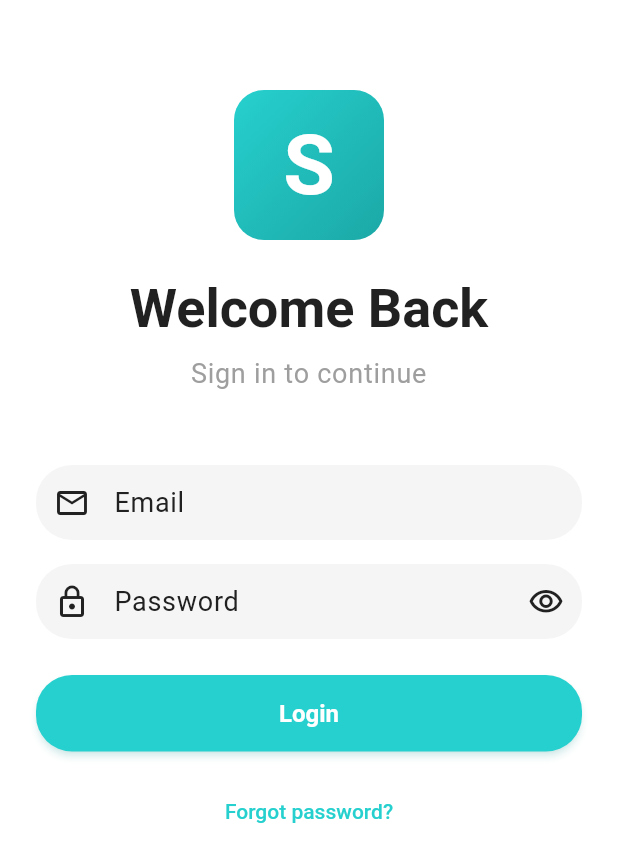
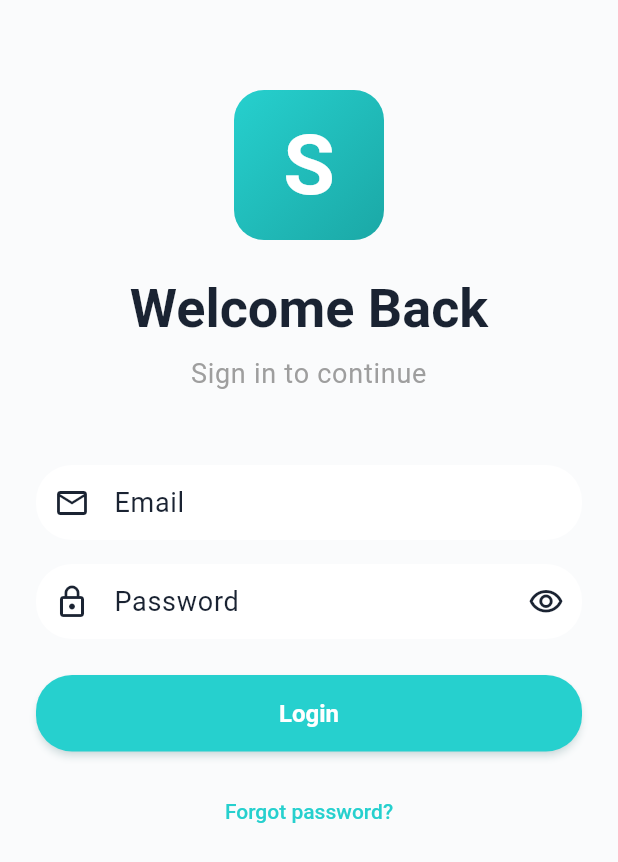
Before and after one commit to Hek846/aerospec, a Flutter app: the screen it shows after launch, on a phone screen of 412 x 824 dp. Shown: the top 862 px of the screen. Run offline on Flutter 3.47's test engine with Material 3 defaults, Android fonts, the phone set to English and light mode, and no system bars; our stand-ins replace dio, fl_chart, flutter_blue_plus, flutter_dotenv, flutter_riverpod, flutter_secure_storage and 2 more; generated files the repository leaves out were written again; project files that could hold a hidden picture were left out.

Commit message:
Design system: Flutter tokens reconciled to unified teal spec
New app_tokens.dart mirrors theme.css names (source of truth);
app_theme.dart consumes it with public API preserved. Split primary
(#0F7B7F light / #26D0CE dark), AQI -soft variants, radius scale.
flutter analyze not run here (SDK absent) - verify in Phase C.

Co-Authored-By: Claude Fable 5 <noreply@anthropic.com>

```diff
--- a/apps/mobile/lib/core/theme/app_theme.dart
+++ b/apps/mobile/lib/core/theme/app_theme.dart
@@ -1,25 +1,42 @@
 import 'package:flutter/material.dart';
 import 'package:flutter_riverpod/flutter_riverpod.dart';
+
+import 'app_tokens.dart';
 
 /// Theme mode provider
 final themeModeProvider = StateProvider<ThemeMode>((ref) => ThemeMode.system);
 
-/// App theme configuration based on Design System
+/// App theme configuration based on the unified AeroSpec design system.
 class AppTheme {
-  // Primary brand colors
-  static const Color primaryTeal = Color(0xFF26D0CE);
-  static const Color tealDark = Color(0xFF1BA8A6);
-  static const Color tealLight = Color(0xFF4DD9D7);
+  // --------------------------------------------------------------------------
+  // Legacy brand aliases — kept for backwards compatibility with consumers.
+  // New code should prefer AppTokens directly.
+  // --------------------------------------------------------------------------
+  static const Color primaryTeal = AppTokens.colorPrimaryBright;
+  static const Color tealDark = AppTokens.colorPrimaryDark;
+  static const Color tealLight = AppTokens.colorPrimaryLight;
 
-  // AQI Colors (EPA Standard)
-  static const Color aqiGood = Color(0xFF00E400);
-  static const Color aqiModerate = Color(0xFFFFFF00);
-  static const Color aqiUnhealthySensitive = Color(0xFFFF7E00);
-  static const Color aqiUnhealthy = Color(0xFFFF0000);
-  static const Color aqiVeryUnhealthy = Color(0xFF8F3F97);
-  static const Color aqiHazardous = Color(0xFF7E0023);
+  // --------------------------------------------------------------------------
+  // EPA AQI colors
+  // --------------------------------------------------------------------------
+  static const Color aqiGood = AppTokens.colorAqiGood;
+  static const Color aqiModerate = AppTokens.colorAqiModerate;
+  static const Color aqiUnhealthySensitive = AppTokens.colorAqiSensitive;
+  static const Color aqiUnhealthy = AppTokens.colorAqiUnhealthy;
+  static const Color aqiVeryUnhealthy = AppTokens.colorAqiVeryUnhealthy;
+  static const Color aqiHazardous = AppTokens.colorAqiHazardous;
 
+  /// Translucent AQI band variants for hexagon fills and chip backgrounds.
+  static const Color aqiGoodSoft = AppTokens.colorAqiGoodSoft;
+  static const Color aqiModerateSoft = AppTokens.colorAqiModerateSoft;
+  static const Color aqiUnhealthySensitiveSoft = AppTokens.colorAqiSensitiveSoft;
+  static const Color aqiUnhealthySoft = AppTokens.colorAqiUnhealthySoft;
+  static const Color aqiVeryUnhealthySoft = AppTokens.colorAqiVeryUnhealthySoft;
+  static const Color aqiHazardousSoft = AppTokens.colorAqiHazardousSoft;
+
+  // --------------------------------------------------------------------------
   // Metric-specific colors
+  // --------------------------------------------------------------------------
   static const Color metricPM25 = Color(0xFFFF7E00);
   static const Color metricPM10 = Color(0xFF8F3F97);
   static const Color metricCO2 = Color(0xFFFF0000);
@@ -28,38 +45,42 @@ class AppTheme {
   static const Color metricVOC = Color(0xFFFFFF00);
   static const Color metricNoise = Color(0xFF1BA8A6);
 
+  // --------------------------------------------------------------------------
   // Status colors
+  // --------------------------------------------------------------------------
   static const Color statusOnline = Color(0xFF00E400);
   static const Color statusWarning = Color(0xFFFFFF00);
   static const Color statusError = Color(0xFFFF0000);
-  static const Color statusInfo = Color(0xFF26D0CE);
+  static const Color statusInfo = AppTokens.colorPrimaryBright;
 
+  // --------------------------------------------------------------------------
   // Light theme
+  // --------------------------------------------------------------------------
   static ThemeData get lightTheme {
     return ThemeData(
       useMaterial3: true,
       brightness: Brightness.light,
-      primaryColor: primaryTeal,
-      scaffoldBackgroundColor: Colors.white,
+      primaryColor: AppTokens.colorPrimary,
+      scaffoldBackgroundColor: AppTokens.colorBackground,
       colorScheme: const ColorScheme.light(
-        primary: primaryTeal,
-        onPrimary: Colors.white,
-        secondary: tealDark,
-        onSecondary: Colors.white,
-        error: statusError,
-        onError: Colors.white,
-        surface: Color(0xFFF5F5F5),
-        onSurface: Color(0xFF212121),
+        primary: AppTokens.colorPrimary,
+        onPrimary: AppTokens.colorTextInverse,
+        secondary: AppTokens.colorPrimaryLight,
+        onSecondary: AppTokens.colorTextInverse,
+        error: AppTokens.colorError,
+        onError: AppTokens.colorTextInverse,
+        surface: AppTokens.colorSurface,
+        onSurface: AppTokens.colorTextPrimary,
       ),
 
       // Card theme
       cardTheme: CardTheme(
-        color: const Color(0xFFF5F5F5),
+        color: AppTokens.colorSurface,
         elevation: 0,
         shape: RoundedRectangleBorder(
-          borderRadius: BorderRadius.circular(16),
+          borderRadius: BorderRadius.circular(AppTokens.radiusCard),
         ),
-        shadowColor: Colors.black.withOpacity(0.08),
+        shadowColor: Colors.black.withOpacity(AppTokens.shadowOpacityLight),
       ),
 
       // App bar theme
@@ -67,7 +88,7 @@ class AppTheme {
         elevation: 0,
         centerTitle: false,
         backgroundColor: Colors.transparent,
-        foregroundColor: Colors.white,
+        foregroundColor: AppTokens.colorTextInverse,
       ),
 
       // Text theme
@@ -77,82 +98,82 @@ class AppTheme {
           fontSize: 48,
           fontWeight: FontWeight.w700,
           height: 56 / 48,
-          color: Color(0xFF212121),
+          color: AppTokens.colorTextPrimary,
         ),
         // Display - Main headings
         displayMedium: TextStyle(
           fontSize: 36,
           fontWeight: FontWeight.w700,
           height: 44 / 36,
-          color: Color(0xFF212121),
+          color: AppTokens.colorTextPrimary,
         ),
         // Headline 1 - Screen titles
         headlineLarge: TextStyle(
           fontSize: 28,
           fontWeight: FontWeight.w600,
           height: 36 / 28,
-          color: Color(0xFF212121),
+          color: AppTokens.colorTextPrimary,
         ),
         // Headline 2 - Section headers
         headlineMedium: TextStyle(
           fontSize: 24,
           fontWeight: FontWeight.w600,
           height: 32 / 24,
-          color: Color(0xFF212121),
+          color: AppTokens.colorTextPrimary,
         ),
         // Headline 3 - Card titles
         headlineSmall: TextStyle(
           fontSize: 20,
           fontWeight: FontWeight.w600,
           height: 28 / 20,
-          color: Color(0xFF212121),
+          color: AppTokens.colorTextPrimary,
         ),
         // Body Large - Primary content
         bodyLarge: TextStyle(
           fontSize: 18,
           fontWeight: FontWeight.w400,
           height: 26 / 18,
-          color: Color(0xFF212121),
+          color: AppTokens.colorTextPrimary,
         ),
         // Body - Default text
         bodyMedium: TextStyle(
           fontSize: 16,
           fontWeight: FontWeight.w400,
           height: 24 / 16,
-          color: Color(0xFF212121),
+          color: AppTokens.colorTextPrimary,
         ),
         // Body Small - Secondary text
         bodySmall: TextStyle(
           fontSize: 14,
           fontWeight: FontWeight.w400,
           height: 20 / 14,
-          color: Color(0xFF757575),
+          color: AppTokens.colorTextSecondary,
         ),
         // Caption - Labels, timestamps
         labelSmall: TextStyle(
           fontSize: 12,
           fontWeight: FontWeight.w400,
           height: 16 / 12,
-          color: Color(0xFF757575),
+          color: AppTokens.colorTextSecondary,
         ),
         // Label - Button text, tabs
         labelMedium: TextStyle(
           fontSize: 14,
           fontWeight: FontWeight.w500,
           height: 20 / 14,
-          color: Color(0xFF212121),
+          color: AppTokens.colorTextPrimary,
         ),
       ),
 
       // Button theme
       elevatedButtonTheme: ElevatedButtonThemeData(
         style: ElevatedButton.styleFrom(
-          backgroundColor: primaryTeal,
-          foregroundColor: Colors.white,
+          backgroundColor: AppTokens.colorPrimary,
+          foregroundColor: AppTokens.colorTextInverse,
           elevation: 2,
-          shadowColor: primaryTeal.withOpacity(0.3),
+          shadowColor: AppTokens.colorPrimary.withOpacity(0.3),
           shape: RoundedRectangleBorder(
-            borderRadius: BorderRadius.circular(24),
+            borderRadius: BorderRadius.circular(AppTokens.radiusHero),
           ),
           padding: const EdgeInsets.symmetric(horizontal: 24, vertical: 12),
           minimumSize: const Size(0, 48),
@@ -165,10 +186,10 @@ class AppTheme {
 
       outlinedButtonTheme: OutlinedButtonThemeData(
         style: OutlinedButton.styleFrom(
-          foregroundColor: primaryTeal,
-          side: const BorderSide(color: primaryTeal),
+          foregroundColor: AppTokens.colorPrimary,
+          side: const BorderSide(color: AppTokens.colorPrimary),
           shape: RoundedRectangleBorder(
-            borderRadius: BorderRadius.circular(24),
+            borderRadius: BorderRadius.circular(AppTokens.radiusHero),
           ),
           padding: const EdgeInsets.symmetric(horizontal: 24, vertical: 12),
           minimumSize: const Size(0, 48),
@@ -181,7 +202,7 @@ class AppTheme {
 
       textButtonTheme: TextButtonThemeData(
         style: TextButton.styleFrom(
-          foregroundColor: primaryTeal,
+          foregroundColor: AppTokens.colorPrimary,
           padding: const EdgeInsets.symmetric(horizontal: 16, vertical: 8),
           textStyle: const TextStyle(
             fontSize: 14,
@@ -193,34 +214,34 @@ class AppTheme {
       // Input decoration theme
       inputDecorationTheme: InputDecorationTheme(
         filled: true,
-        fillColor: const Color(0xFFF5F5F5),
+        fillColor: AppTokens.colorSurface,
         border: OutlineInputBorder(
-          borderRadius: BorderRadius.circular(24),
+          borderRadius: BorderRadius.circular(AppTokens.radiusHero),
           borderSide: BorderSide.none,
         ),
         enabledBorder: OutlineInputBorder(
-          borderRadius: BorderRadius.circular(24),
+          borderRadius: BorderRadius.circular(AppTokens.radiusHero),
           borderSide: BorderSide.none,
         ),
         focusedBorder: OutlineInputBorder(
-          borderRadius: BorderRadius.circular(24),
-          borderSide: const BorderSide(color: primaryTeal, width: 2),
+          borderRadius: BorderRadius.circular(AppTokens.radiusHero),
+          borderSide: const BorderSide(color: AppTokens.colorPrimary, width: 2),
         ),
         contentPadding: const EdgeInsets.symmetric(horizontal: 16, vertical: 12),
       ),
 
       // Divider theme
       dividerTheme: const DividerThemeData(
-        color: Color(0xFFE0E0E0),
+        color: AppTokens.colorBorderLight,
         thickness: 1,
         space: 1,
       ),
 
       // Bottom navigation bar theme
       bottomNavigationBarTheme: const BottomNavigationBarThemeData(
-        backgroundColor: Color(0xFFF5F5F5),
-        selectedItemColor: primaryTeal,
-        unselectedItemColor: Color(0xFF757575),
+        backgroundColor: AppTokens.colorSurface,
+        selectedItemColor: AppTokens.colorPrimary,
+        unselectedItemColor: AppTokens.colorTextSecondary,
         selectedLabelStyle: TextStyle(
           fontSize: 14,
           fontWeight: FontWeight.w600,
@@ -235,32 +256,34 @@ class AppTheme {
     );
   }
 
+  // --------------------------------------------------------------------------
   // Dark theme
+  // --------------------------------------------------------------------------
   static ThemeData get darkTheme {
     return ThemeData(
       useMaterial3: true,
       brightness: Brightness.dark,
-      primaryColor: primaryTeal,
-      scaffoldBackgroundColor: const Color(0xFF121212),
+      primaryColor: AppTokens.colorPrimaryBright,
+      scaffoldBackgroundColor: AppTokens.colorBackgroundDark,
       colorScheme: const ColorScheme.dark(
-        primary: primaryTeal,
-        onPrimary: Colors.white,
-        secondary: tealDark,
-        onSecondary: Colors.white,
-        error: statusError,
-        onError: Colors.white,
-        surface: Color(0xFF1E1E1E),
-        onSurface: Colors.white,
+        primary: AppTokens.colorPrimaryBright,
+        onPrimary: AppTokens.colorTextInverseDark,
+        secondary: AppTokens.colorPrimaryLight,
+        onSecondary: AppTokens.colorTextInverseDark,
+        error: AppTokens.colorError,
+        onError: AppTokens.colorTextInverseDark,
+        surface: AppTokens.colorSurfaceDark,
+        onSurface: AppTokens.colorTextPrimaryDark,
       ),
 
       // Card theme
       cardTheme: CardTheme(
-        color: const Color(0xFF1E1E1E),
+        color: AppTokens.colorSurfaceDark,
         elevation: 0,
         shape: RoundedRectangleBorder(
-          borderRadius: BorderRadius.circular(16),
+          borderRadius: BorderRadius.circular(AppTokens.radiusCard),
         ),
-        shadowColor: Colors.black.withOpacity(0.2),
+        shadowColor: Colors.black.withOpacity(AppTokens.shadowOpacityDark),
       ),
 
       // App bar theme
@@ -268,7 +291,7 @@ class AppTheme {
         elevation: 0,
         centerTitle: false,
         backgroundColor: Colors.transparent,
-        foregroundColor: Colors.white,
+        foregroundColor: AppTokens.colorTextPrimaryDark,
       ),
 
       // Text theme
@@ -278,82 +301,82 @@ class AppTheme {
           fontSize: 48,
           fontWeight: FontWeight.w700,
           height: 56 / 48,
-          color: Colors.white,
+          color: AppTokens.colorTextPrimaryDark,
         ),
         // Display - Main headings
         displayMedium: TextStyle(
           fontSize: 36,
           fontWeight: FontWeight.w700,
           height: 44 / 36,
-          color: Colors.white,
+          color: AppTokens.colorTextPrimaryDark,
         ),
         // Headline 1 - Screen titles
         headlineLarge: TextStyle(
           fontSize: 28,
           fontWeight: FontWeight.w600,
           height: 36 / 28,
-          color: Colors.white,
+          color: AppTokens.colorTextPrimaryDark,
         ),
         // Headline 2 - Section headers
         headlineMedium: TextStyle(
           fontSize: 24,
           fontWeight: FontWeight.w600,
           height: 32 / 24,
-          color: Colors.white,
+          color: AppTokens.colorTextPrimaryDark,
         ),
         // Headline 3 - Card titles
         headlineSmall: TextStyle(
           fontSize: 20,
           fontWeight: FontWeight.w600,
           height: 28 / 20,
-          color: Colors.white,
+          color: AppTokens.colorTextPrimaryDark,
         ),
         // Body Large - Primary content
         bodyLarge: TextStyle(
           fontSize: 18,
           fontWeight: FontWeight.w400,
           height: 26 / 18,
-          color: Colors.white,
+          color: AppTokens.colorTextPrimaryDark,
         ),
         // Body - Default text
         bodyMedium: TextStyle(
           fontSize: 16,
           fontWeight: FontWeight.w400,
           height: 24 / 16,
-          color: Colors.white,
+          color: AppTokens.colorTextPrimaryDark,
         ),
         // Body Small - Secondary text
         bodySmall: TextStyle(
           fontSize: 14,
           fontWeight: FontWeight.w400,
           height: 20 / 14,
-          color: Color(0xFFB0B0B0),
+          color: AppTokens.colorTextSecondaryDark,
         ),
         // Caption - Labels, timestamps
         labelSmall: TextStyle(
           fontSize: 12,
           fontWeight: FontWeight.w400,
           height: 16 / 12,
-          color: Color(0xFFB0B0B0),
+          color: AppTokens.colorTextSecondaryDark,
         ),
         // Label - Button text, tabs
         labelMedium: TextStyle(
           fontSize: 14,
           fontWeight: FontWeight.w500,
           height: 20 / 14,
-          color: Colors.white,
+          color: AppTokens.colorTextPrimaryDark,
         ),
       ),
 
       // Button theme
       elevatedButtonTheme: ElevatedButtonThemeData(
         style: ElevatedButton.styleFrom(
-          backgroundColor: primaryTeal,
-          foregroundColor: Colors.white,
+          backgroundColor: AppTokens.colorPrimaryBright,
+          foregroundColor: AppTokens.colorTextInverseDark,
           elevation: 2,
-          shadowColor: primaryTeal.withOpacity(0.3),
+          shadowColor: AppTokens.colorPrimaryBright.withOpacity(0.3),
           shape: RoundedRectangleBorder(
-            borderRadius: BorderRadius.circular(24),
+            borderRadius: BorderRadius.circular(AppTokens.radiusHero),
           ),
           padding: const EdgeInsets.symmetric(horizontal: 24, vertical: 12),
           minimumSize: const Size(0, 48),
@@ -366,10 +389,10 @@ class AppTheme {
 
       outlinedButtonTheme: OutlinedButtonThemeData(
         style: OutlinedButton.styleFrom(
-          foregroundColor: primaryTeal,
-          side: const BorderSide(color: primaryTeal),
+          foregroundColor: AppTokens.colorPrimaryBright,
+          side: const BorderSide(color: AppTokens.colorPrimaryBright),
           shape: RoundedRectangleBorder(
-            borderRadius: BorderRadius.circular(24),
+            borderRadius: BorderRadius.circular(AppTokens.radiusHero),
           ),
           padding: const EdgeInsets.symmetric(horizontal: 24, vertical: 12),
           minimumSize: const Size(0, 48),
@@ -382,7 +405,7 @@ class AppTheme {
 
       textButtonTheme: TextButtonThemeData(
         style: TextButton.styleFrom(
-          foregroundColor: primaryTeal,
+          foregroundColor: AppTokens.colorPrimaryBright,
           padding: const EdgeInsets.symmetric(horizontal: 16, vertical: 8),
           textStyle: const TextStyle(
             fontSize: 14,
@@ -394,34 +417,34 @@ class AppTheme {
       // Input decoration theme
       inputDecorationTheme: InputDecorationTheme(
         filled: true,
-        fillColor: const Color(0xFF2C2C2C),
+        fillColor: AppTokens.colorSurfaceElevatedDark,
         border: OutlineInputBorder(
-          borderRadius: BorderRadius.circular(24),
+          borderRadius: BorderRadius.circular(AppTokens.radiusHero),
           borderSide: BorderSide.none,
         ),
         enabledBorder: OutlineInputBorder(
-          borderRadius: BorderRadius.circular(24),
+          borderRadius: BorderRadius.circular(AppTokens.radiusHero),
           borderSide: BorderSide.none,
         ),
         focusedBorder: OutlineInputBorder(
-          borderRadius: BorderRadius.circular(24),
-          borderSide: const BorderSide(color: primaryTeal, width: 2),
+          borderRadius: BorderRadius.circular(AppTokens.radiusHero),
+          borderSide: const BorderSide(color: AppTokens.colorPrimaryBright, width: 2),
         ),
         contentPadding: const EdgeInsets.symmetric(horizontal: 16, vertical: 12),
       ),
 
       // Divider theme
       dividerTheme: const DividerThemeData(
-        color: Color(0xFF3C3C3C),
+        color: AppTokens.colorBorderDark,
         thickness: 1,
         space: 1,
       ),
 
       // Bottom navigation bar theme
       bottomNavigationBarTheme: const BottomNavigationBarThemeData(
-        backgroundColor: Color(0xFF1E1E1E),
-        selectedItemColor: primaryTeal,
-        unselectedItemColor: Color(0xFFB0B0B0),
+        backgroundColor: AppTokens.colorSurfaceDark,
+        selectedItemColor: AppTokens.colorPrimaryBright,
+        unselectedItemColor: AppTokens.colorTextSecondaryDark,
         selectedLabelStyle: TextStyle(
           fontSize: 14,
           fontWeight: FontWeight.w600,
@@ -440,13 +463,17 @@ class AppTheme {
   static const LinearGradient headerGradientLight = LinearGradient(
     begin: Alignment.topLeft,
     end: Alignment.bottomRight,
-    colors: [primaryTeal, tealDark],
+    colors: AppTokens.gradientHeroColors,
+    stops: AppTokens.gradientHeroStops,
   );
 
   // Gradient for headers (dark mode)
   static const LinearGradient headerGradientDark = LinearGradient(
     begin: Alignment.topLeft,
     end: Alignment.bottomRight,
-    colors: [Color(0xFF1A5F5E), Color(0xFF0D3635)],
+    colors: [
+      AppTokens.colorPrimaryDark,
+      AppTokens.colorPrimary,
+    ],
   );
 }
--- /dev/null
+++ b/apps/mobile/lib/core/theme/app_tokens.dart
@@ -0,0 +1,128 @@
+import 'package:flutter/material.dart';
+
+// Mirrors apps/web/src/styles/theme.css — that file is the source of truth; keep in sync.
+abstract final class AppTokens {
+  // --------------------------------------------------------------------------
+  // Brand / primary split
+  // --------------------------------------------------------------------------
+  /// Decorative bright teal — gradients, illustrations, large display numerals,
+  /// active-state glows. Never use as small-text color or as a background for
+  /// small white text.
+  static const Color colorPrimaryBright = Color(0xFF26D0CE);
+
+  /// Interactive primary for the light theme. Tuned so that BOTH
+  ///   (a) primary-as-text-on-white, and
+  ///   (b) white-text-on-primary-fill
+  /// pass WCAG AA (4.5:1).
+  /// Contrast ratios against white: ~5.05:1 (measured).
+  static const Color colorPrimary = Color(0xFF0F7B7F);
+
+  static const Color colorPrimaryLight = Color(0xFF1A9BA1);
+  static const Color colorPrimaryDark = Color(0xFF12777C);
+  static const Color colorPrimarySurface = Color(0xFFE8F6F6);
+
+  // --------------------------------------------------------------------------
+  // Hero gradient
+  // --------------------------------------------------------------------------
+  static const List<Color> gradientHeroColors = [
+    colorPrimaryBright,
+    colorPrimaryLight,
+    colorPrimaryDark,
+  ];
+  static const List<double> gradientHeroStops = [0.0, 0.6, 1.0];
+
+  // --------------------------------------------------------------------------
+  // Surfaces
+  // --------------------------------------------------------------------------
+  static const Color colorBackground = Color(0xFFFAFBFC);
+  static const Color colorSurface = Color(0xFFFFFFFF);
+  static const Color colorSurfaceElevated = Color(0xFFFFFFFF);
+
+  /// Dark theme background family: teal-black base with stepped-lighter
+  /// elevated surfaces.
+  static const Color colorBackgroundDark = Color(0xFF0B1D1E);
+  static const Color colorSurfaceDark = Color(0xFF122A2C);
+  static const Color colorSurfaceElevatedDark = Color(0xFF1A383A);
+
+  // --------------------------------------------------------------------------
+  // Borders
+  // --------------------------------------------------------------------------
+  static const Color colorBorderLight = Color(0xFFE0E0E0);
+  static const Color colorBorderDark = Color(0xFF3C3C3C);
+
+  // --------------------------------------------------------------------------
+  // Text
+  // --------------------------------------------------------------------------
+  static const Color colorTextPrimary = Color(0xFF1A2332);
+  static const Color colorTextSecondary = Color(0xFF4A5568);
+  static const Color colorTextTertiary = Color(0xFF718096);
+  static const Color colorTextInverse = Color(0xFFFFFFFF);
+
+  static const Color colorTextPrimaryDark = Color(0xFFF9FAFB);
+  static const Color colorTextSecondaryDark = Color(0xFFD1D5DB);
+  static const Color colorTextTertiaryDark = Color(0xFF9CA3AF);
+  static const Color colorTextInverseDark = Color(0xFF1A2332);
+
+  // --------------------------------------------------------------------------
+  // Semantic colors
+  // --------------------------------------------------------------------------
+  static const Color colorSuccess = Color(0xFF10B981);
+  static const Color colorWarning = Color(0xFFF59E0B);
+  static const Color colorError = Color(0xFFEF4444);
+  static const Color colorInfo = Color(0xFF3B82F6);
+
+  // --------------------------------------------------------------------------
+  // EPA AQI band colors
+  // --------------------------------------------------------------------------
+  static const Color colorAqiGood = Color(0xFF00E400);
+  static const Color colorAqiModerate = Color(0xFFFFFF00);
+  static const Color colorAqiSensitive = Color(0xFFFF7E00);
+  static const Color colorAqiUnhealthy = Color(0xFFFF0000);
+  static const Color colorAqiVeryUnhealthy = Color(0xFF8F3F97);
+  static const Color colorAqiHazardous = Color(0xFF7E0023);
+
+  /// Translucent AQI band variants for hexagon fills and chip backgrounds.
+  /// Alpha ~20% (0x33).
+  static const Color colorAqiGoodSoft = Color(0x3300E400);
+  static const Color colorAqiModerateSoft = Color(0x33FFFF00);
+  static const Color colorAqiSensitiveSoft = Color(0x33FF7E00);
+  static const Color colorAqiUnhealthySoft = Color(0x33FF0000);
+  static const Color colorAqiVeryUnhealthySoft = Color(0x338F3F97);
+  static const Color colorAqiHazardousSoft = Color(0x337E0023);
+
+  // --------------------------------------------------------------------------
+  // Border radius
+  // --------------------------------------------------------------------------
+  static const double radiusSm = 4;
+  static const double radiusMd = 8;
+  static const double radiusLg = 12;
+  static const double radiusXl = 16;
+  static const double radiusCard = 16;
+
+  /// Large cards, heroes, bottom sheets.
+  static const double radiusHero = 24;
+
+  /// Hero header bottom corners.
+  static const double radiusHeader = 28;
+
+  static const double radiusFull = 9999;
+
+  // --------------------------------------------------------------------------
+  // Spacing scale (4px base)
+  // --------------------------------------------------------------------------
+  static const double space1 = 4;
+  static const double space2 = 8;
+  static const double space3 = 12;
+  static const double space4 = 16;
+  static const double space5 = 24;
+  static const double space6 = 32;
+  static const double space8 = 48;
+  static const double space10 = 64;
+  static const double space12 = 96;
+
+  // --------------------------------------------------------------------------
+  // Shadows
+  // --------------------------------------------------------------------------
+  static const double shadowOpacityLight = 0.08;
+  static const double shadowOpacityDark = 0.2;
+}
```
Also changed, not shown: 1 other file.
